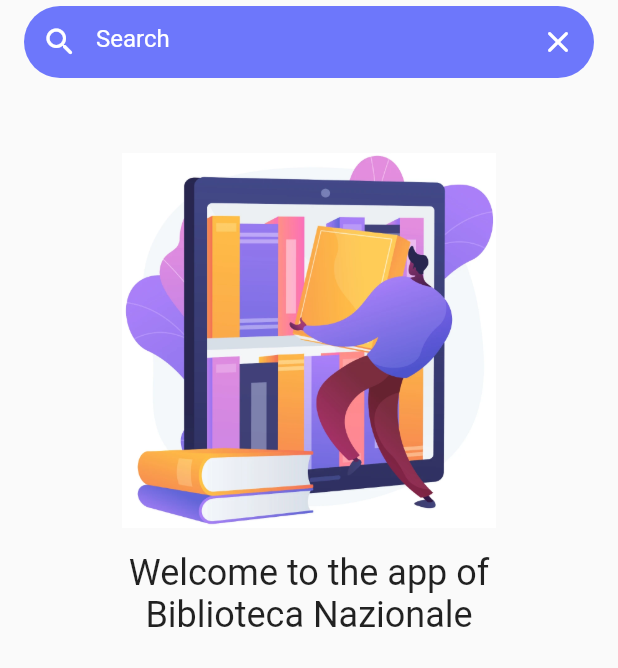
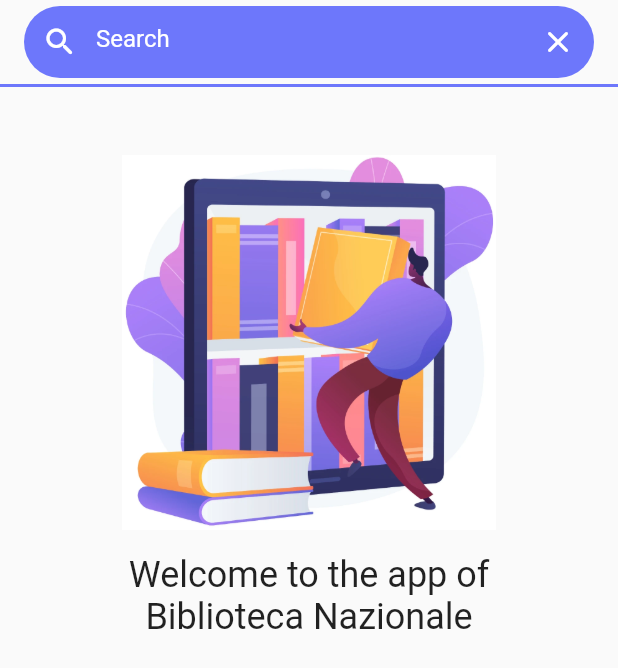
Before and after one commit to Giansimone-Coccia/Biblioteca_Nazionale_Flutter, a Flutter app: the BookList screen opened directly, on a phone screen of 412 x 824 dp. Shown: the top 668 px of the screen. Run offline on Flutter 3.47's test engine with Material 2 defaults, Android fonts, the phone set to English and light mode, and no system bars; our stand-ins replace sqflite; missing offline and left inert: google_books_api; accounts and stored records are empty.

Commit message:
Modifiche grafiche appBar e searchBar

```diff
--- a/lib/widgets/bookList.dart
+++ b/lib/widgets/bookList.dart
@@ -87,7 +87,7 @@ class CustomAppBarSearch extends StatelessWidget implements PreferredSizeWidget
   CustomAppBarSearch({required this.onSearchChanged});
 
   @override
-  Size get preferredSize => Size.fromHeight(kToolbarHeight);
+  Size get preferredSize => Size.fromHeight(kToolbarHeight + 2.0);
 
   @override
   Widget build(BuildContext context) {
@@ -96,6 +96,13 @@ class CustomAppBarSearch extends StatelessWidget implements PreferredSizeWidget
       elevation: 0,
       toolbarHeight: kToolbarHeight,
       title: SearchView(onSearchChanged: onSearchChanged),
+      bottom: PreferredSize(
+        child: Container(
+          color: customPurpleColor,
+          height: 2.0,
+        ),
+        preferredSize: Size.fromHeight(2.0),
+      ),
       automaticallyImplyLeading: false,
     );
   }
```
Also changed, not shown: lib/screens/my_books.dart (+20 -1 lines).
